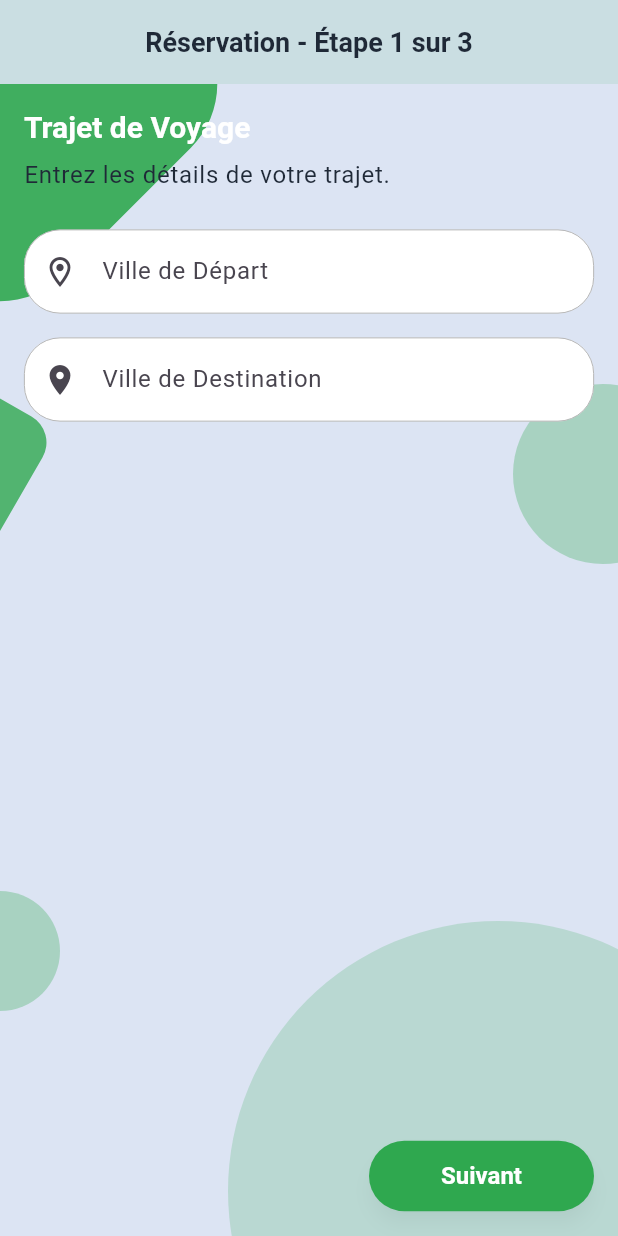
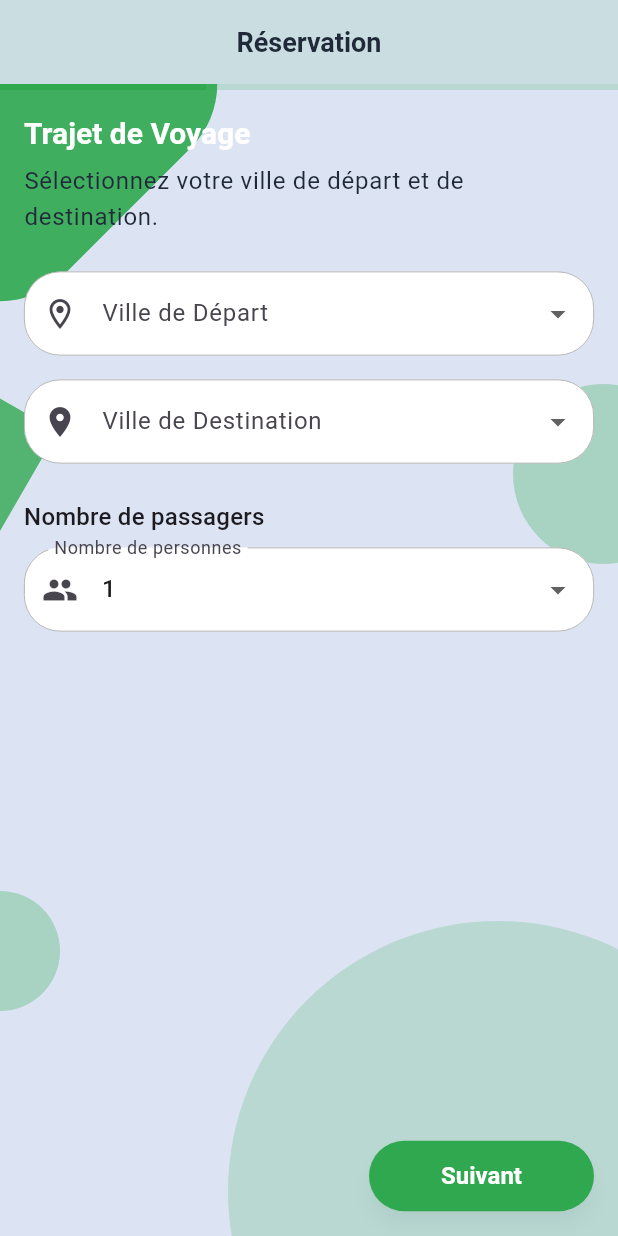
Before and after one commit to Donchaminade/lktrans, a Flutter app: the ReservationScreen screen opened by its route, on a phone screen of 412 x 824 dp. Run offline on Flutter 3.47's test engine with Material 3 defaults, Android fonts, the phone set to English and light mode, and no system bars; our stand-ins replace dotted_line, go_router, qr_flutter.

Commit message:
mis a jour des steps de reservations

```diff
--- a/lib/features/tickets/presentation/screens/reservation_screen.dart
+++ b/lib/features/tickets/presentation/screens/reservation_screen.dart
@@ -3,6 +3,7 @@ import 'package:go_router/go_router.dart';
 import 'package:lktrans/core/constants/app_colors.dart';
 import 'package:lktrans/core/widgets/geometric_background.dart';
 import 'package:lktrans/core/widgets/loading_button.dart';
+import 'package:lktrans/features/routes/data/route_data.dart'; // Import pour la liste des villes
 
 class ReservationScreen extends StatefulWidget {
   final Map<String, dynamic>? routeData; // Optional route data
@@ -32,11 +33,14 @@ class _ReservationScreenState extends State<ReservationScreen> {
   final TextEditingController _otherPassengerPhoneController = TextEditingController();
   final TextEditingController _otherPassengerEmailController = TextEditingController();
 
-  // Controllers for Manual Route Form fields
-  final TextEditingController _departureCityController = TextEditingController();
-  final TextEditingController _destinationCityController = TextEditingController();
+  // Variables d'état pour les villes (remplacent les TextEditingController)
+  String? _selectedDepartureCity;
+  String? _selectedDestinationCity;
+  String? _selectedNumberOfPassengers; // Ajouté pour le nombre de passagers
+
+  // Controllers existants
   final TextEditingController _departureDateController = TextEditingController();
-  final TextEditingController _numberOfSeatsController = TextEditingController();
+  final TextEditingController _numberOfSeatsController = TextEditingController(); // Ceci sera le nombre de passagers
 
   // Baggage Photo Simulation
   final List<String> _baggagePhotos = []; // Store placeholder image paths
@@ -46,14 +50,13 @@ class _ReservationScreenState extends State<ReservationScreen> {
   void initState() {
     super.initState();
     if (widget.routeData != null) {
-      // If routeData is provided, skip manual route entry step
-      // and pre-fill if applicable, or just adjust initial page logic
-      // For now, assume if routeData is present, we start at passenger info
-      // _currentPage = 0; // This will be the passenger step if manual route entry is first
+      _selectedDepartureCity = widget.routeData!['from'];
+      _selectedDestinationCity = widget.routeData!['to'];
     }
     // Mock data for initial date
     _departureDateController.text = '25 déc. 2025';
     _numberOfSeatsController.text = '1';
+    _selectedNumberOfPassengers = '1'; // Initialisation
   }
 
   @override
@@ -64,8 +67,8 @@ class _ReservationScreenState extends State<ReservationScreen> {
     _otherPassengerNameController.dispose();
     _otherPassengerPhoneController.dispose();
     _otherPassengerEmailController.dispose();
-    _departureCityController.dispose();
-    _destinationCityController.dispose();
+    // _departureCityController.dispose(); // Plus nécessaire
+    // _destinationCityController.dispose(); // Plus nécessaire
     _departureDateController.dispose();
     _numberOfSeatsController.dispose();
     super.dispose();
@@ -169,7 +172,7 @@ class _ReservationScreenState extends State<ReservationScreen> {
 
     return Scaffold(
       appBar: AppBar(
-        title: Text('Réservation - Étape ${_currentPage + 1} sur $_totalSteps'),
+        title: const Text('Réservation'), // Titre simplifié
       ),
       body: Stack(
         children: [
@@ -177,6 +180,11 @@ class _ReservationScreenState extends State<ReservationScreen> {
           SafeArea(
             child: Column(
               children: [
+                LinearProgressIndicator(
+                  value: (_currentPage + 1) / _totalSteps, // Calcul de la progression
+                  backgroundColor: AppColors.primary.withOpacity(0.2),
+                  valueColor: const AlwaysStoppedAnimation<Color>(AppColors.primary),
+                ),
                 Expanded(
                   child: PageView(
                     controller: _pageController,
@@ -214,18 +222,86 @@ class _ReservationScreenState extends State<ReservationScreen> {
           children: [
             Text('Trajet de Voyage', style: textTheme.titleLarge?.copyWith(fontWeight: FontWeight.bold)),
             const SizedBox(height: 8),
-            Text('Entrez les détails de votre trajet.', style: textTheme.bodyLarge),
+            Text('Sélectionnez votre ville de départ et de destination.', style: textTheme.bodyLarge),
             const SizedBox(height: 24),
-            TextFormField(
-              controller: _departureCityController,
-              decoration: const InputDecoration(labelText: 'Ville de Départ', prefixIcon: Icon(Icons.location_on_outlined)),
-              validator: (value) => (value?.isEmpty ?? true) ? 'Ce champ est requis' : null,
+            DropdownButtonFormField<String>(
+              value: _selectedDepartureCity,
+              decoration: const InputDecoration(
+                labelText: 'Ville de Départ',
+                prefixIcon: Icon(Icons.location_on_outlined),
+              ),
+              items: cities.map((String city) {
+                return DropdownMenuItem<String>(
+                  value: city,
+                  child: Text(city),
+                );
+              }).toList(),
+              onChanged: (String? newValue) {
+                setState(() {
+                  _selectedDepartureCity = newValue;
+                });
+              },
+              validator: (value) {
+                if (value == null || value.isEmpty) {
+                  return 'Veuillez sélectionner une ville de départ';
+                }
+                return null;
+              },
             ),
             const SizedBox(height: 16),
-            TextFormField(
-              controller: _destinationCityController,
-              decoration: const InputDecoration(labelText: 'Ville de Destination', prefixIcon: Icon(Icons.location_on)),
-              validator: (value) => (value?.isEmpty ?? true) ? 'Ce champ est requis' : null,
+            DropdownButtonFormField<String>(
+              value: _selectedDestinationCity,
+              decoration: const InputDecoration(
+                labelText: 'Ville de Destination',
+                prefixIcon: Icon(Icons.location_on),
+              ),
+              items: cities.map((String city) {
+                return DropdownMenuItem<String>(
+                  value: city,
+                  child: Text(city),
+                );
+              }).toList(),
+              onChanged: (String? newValue) {
+                setState(() {
+                  _selectedDestinationCity = newValue;
+                });
+              },
+              validator: (value) {
+                if (value == null || value.isEmpty) {
+                  return 'Veuillez sélectionner une ville de destination';
+                }
+                if (value == _selectedDepartureCity) {
+                  return 'La ville de destination ne peut pas être la même que la ville de départ';
+                }
+                return null;
+              },
+            ),
+            const SizedBox(height: 24),
+            Text('Nombre de passagers', style: textTheme.titleMedium),
+            const SizedBox(height: 8),
+            DropdownButtonFormField<String>(
+              value: _selectedNumberOfPassengers,
+              decoration: const InputDecoration(
+                labelText: 'Nombre de personnes',
+                prefixIcon: Icon(Icons.people),
+              ),
+              items: List.generate(5, (index) => (index + 1).toString()).map((String number) {
+                return DropdownMenuItem<String>(
+                  value: number,
+                  child: Text(number),
+                );
+              }).toList(),
+              onChanged: (String? newValue) {
+                setState(() {
+                  _selectedNumberOfPassengers = newValue;
+                });
+              },
+              validator: (value) {
+                if (value == null || value.isEmpty) {
+                  return 'Veuillez sélectionner le nombre de passagers';
+                }
+                return null;
+              },
             ),
           ],
         ),
```
